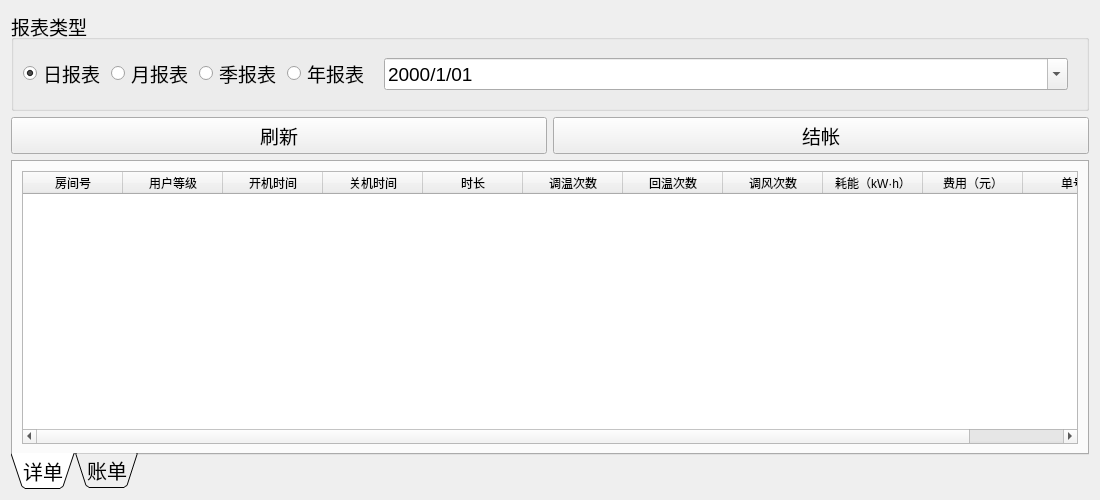
Old version of the form AirConditioningV2/ui/ui_Reporter.ui in the repository Hk4Fun/qtstudy.
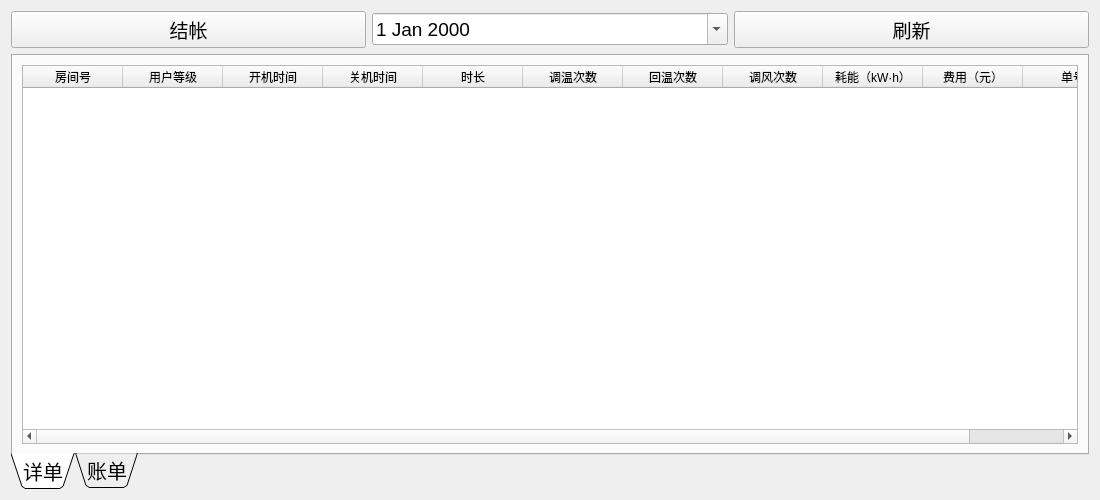
New version of the form.

Commit message: add datetime filter

What changed in the file:
```diff
--- a/AirConditioningV2/ui/ui_Reporter.ui
+++ b/AirConditioningV2/ui/ui_Reporter.ui
@@ -13,283 +13,9 @@
   <property name="windowTitle">
    <string>报表</string>
   </property>
-  <layout class="QVBoxLayout" name="verticalLayout_5">
-   <item>
-    <widget class="QGroupBox" name="groupBox">
-     <property name="font">
-      <font>
-       <pointsize>14</pointsize>
-      </font>
-     </property>
-     <property name="title">
-      <string>报表类型</string>
-     </property>
-     <layout class="QHBoxLayout" name="horizontalLayout">
-      <item>
-       <widget class="QRadioButton" name="radioButton">
-        <property name="font">
-         <font>
-          <pointsize>14</pointsize>
-         </font>
-        </property>
-        <property name="text">
-         <string>日报表</string>
-        </property>
-        <property name="checked">
-         <bool>true</bool>
-        </property>
-       </widget>
-      </item>
-      <item>
-       <widget class="QRadioButton" name="radioButton_2">
-        <property name="font">
-         <font>
-          <pointsize>14</pointsize>
-         </font>
-        </property>
-        <property name="text">
-         <string>月报表</string>
-        </property>
-       </widget>
-      </item>
-      <item>
-       <widget class="QRadioButton" name="radioButton_4">
-        <property name="font">
-         <font>
-          <pointsize>14</pointsize>
-         </font>
-        </property>
-        <property name="text">
-         <string>季报表</string>
-        </property>
-       </widget>
-      </item>
-      <item>
-       <widget class="QRadioButton" name="radioButton_3">
-        <property name="font">
-         <font>
-          <pointsize>14</pointsize>
-         </font>
-        </property>
-        <property name="text">
-         <string>年报表</string>
-        </property>
-       </widget>
-      </item>
-      <item>
-       <layout class="QHBoxLayout" name="horizontalLayout_4">
-        <item>
-         <widget class="QStackedWidget" name="stackedWidget">
-          <property name="sizePolicy">
-           <sizepolicy hsizetype="Preferred" vsizetype="Fixed">
-            <horstretch>0</horstretch>
-            <verstretch>0</verstretch>
-           </sizepolicy>
-          </property>
-          <property name="font">
-           <font>
-            <pointsize>14</pointsize>
-           </font>
-          </property>
-          <property name="currentIndex">
-           <number>0</number>
-          </property>
-          <widget class="QWidget" name="page">
-           <layout class="QVBoxLayout" name="verticalLayout">
-            <property name="spacing">
-             <number>6</number>
-            </property>
-            <property name="topMargin">
-             <number>9</number>
-            </property>
-            <item>
-             <widget class="QDateEdit" name="dateEdit">
-              <property name="correctionMode">
-               <enum>QAbstractSpinBox::CorrectToPreviousValue</enum>
-              </property>
-              <property name="minimumDateTime">
-               <datetime>
-                <hour>0</hour>
-                <minute>0</minute>
-                <second>0</second>
-                <year>1753</year>
-                <month>9</month>
-                <day>14</day>
-               </datetime>
-              </property>
-              <property name="currentSection">
-               <enum>QDateTimeEdit::YearSection</enum>
-              </property>
-              <property name="displayFormat">
-               <string>yyyy/M/dd</string>
-              </property>
-              <property name="calendarPopup">
-               <bool>true</bool>
-              </property>
-              <property name="date">
-               <date>
-                <year>2000</year>
-                <month>1</month>
-                <day>1</day>
-               </date>
-              </property>
-             </widget>
-            </item>
-           </layout>
-          </widget>
-          <widget class="QWidget" name="page_2">
-           <layout class="QHBoxLayout" name="horizontalLayout_2">
-            <item>
-             <widget class="QComboBox" name="comboBox_3">
-              <item>
-               <property name="text">
-                <string>2018年</string>
-               </property>
-              </item>
-             </widget>
-            </item>
-            <item>
-             <widget class="QComboBox" name="comboBox">
-              <item>
-               <property name="text">
-                <string>一月</string>
-               </property>
-              </item>
-              <item>
-               <property name="text">
-                <string>二月</string>
-               </property>
-              </item>
-              <item>
-               <property name="text">
-                <string>三月</string>
-               </property>
-              </item>
-              <item>
-               <property name="text">
-                <string>四月</string>
-               </property>
-              </item>
-              <item>
-               <property name="text">
-                <string>五月</string>
-               </property>
-              </item>
-              <item>
-               <property name="text">
-                <string>六月</string>
-               </property>
-              </item>
-              <item>
-               <property name="text">
-                <string>七月</string>
-               </property>
-              </item>
-              <item>
-               <property name="text">
-                <string>八月</string>
-               </property>
-              </item>
-              <item>
-               <property name="text">
-                <string>九月</string>
-               </property>
-              </item>
-              <item>
-               <property name="text">
-                <string>十月</string>
-               </property>
-              </item>
-              <item>
-               <property name="text">
-                <string>十一月</string>
-               </property>
-              </item>
-              <item>
-               <property name="text">
-                <string>十二月</string>
-               </property>
-              </item>
-             </widget>
-            </item>
-           </layout>
-          </widget>
-          <widget class="QWidget" name="page_4">
-           <layout class="QHBoxLayout" name="horizontalLayout_3">
-            <item>
-             <widget class="QComboBox" name="comboBox_4">
-              <item>
-               <property name="text">
-                <string>2018年</string>
-               </property>
-              </item>
-             </widget>
-            </item>
-            <item>
-             <widget class="QComboBox" name="comboBox_5">
-              <item>
-               <property name="text">
-                <string>第一季度</string>
-               </property>
-              </item>
-              <item>
-               <property name="text">
-                <string>第二季度</string>
-               </property>
-              </item>
-              <item>
-               <property name="text">
-                <string>第三季度</string>
-               </property>
-              </item>
-              <item>
-               <property name="text">
-                <string>第四季度</string>
-               </property>
-              </item>
-             </widget>
-            </item>
-           </layout>
-          </widget>
-          <widget class="QWidget" name="page_3">
-           <layout class="QVBoxLayout" name="verticalLayout_3">
-            <item>
-             <widget class="QComboBox" name="comboBox_2">
-              <property name="font">
-               <font>
-                <pointsize>14</pointsize>
-               </font>
-              </property>
-              <item>
-               <property name="text">
-                <string>2018年</string>
-               </property>
-              </item>
-             </widget>
-            </item>
-           </layout>
-          </widget>
-         </widget>
-        </item>
-       </layout>
-      </item>
-     </layout>
-    </widget>
-   </item>
+  <layout class="QVBoxLayout" name="verticalLayout">
    <item>
     <layout class="QHBoxLayout" name="horizontalLayout_5">
-     <item>
-      <widget class="QPushButton" name="btRefresh">
-       <property name="font">
-        <font>
-         <pointsize>14</pointsize>
-        </font>
-       </property>
-       <property name="text">
-        <string>刷新</string>
-       </property>
-      </widget>
-     </item>
      <item>
       <widget class="QPushButton" name="btSettle">
        <property name="font">
@@ -302,6 +28,40 @@
        </property>
       </widget>
      </item>
+     <item>
+      <widget class="QDateEdit" name="dateEdit">
+       <property name="font">
+        <font>
+         <pointsize>14</pointsize>
+        </font>
+       </property>
+       <property name="maximumDateTime">
+        <datetime>
+         <hour>23</hour>
+         <minute>59</minute>
+         <second>59</second>
+         <year>7999</year>
+         <month>12</month>
+         <day>31</day>
+        </datetime>
+       </property>
+       <property name="calendarPopup">
+        <bool>true</bool>
+       </property>
+      </widget>
+     </item>
+     <item>
+      <widget class="QPushButton" name="btRefresh">
+       <property name="font">
+        <font>
+         <pointsize>14</pointsize>
+        </font>
+       </property>
+       <property name="text">
+        <string>刷新</string>
+       </property>
+      </widget>
+     </item>
     </layout>
    </item>
    <item>
```
Left out of the diff: 3 changed lines with no effect on the pictures. The commit also changes 4 other files.
